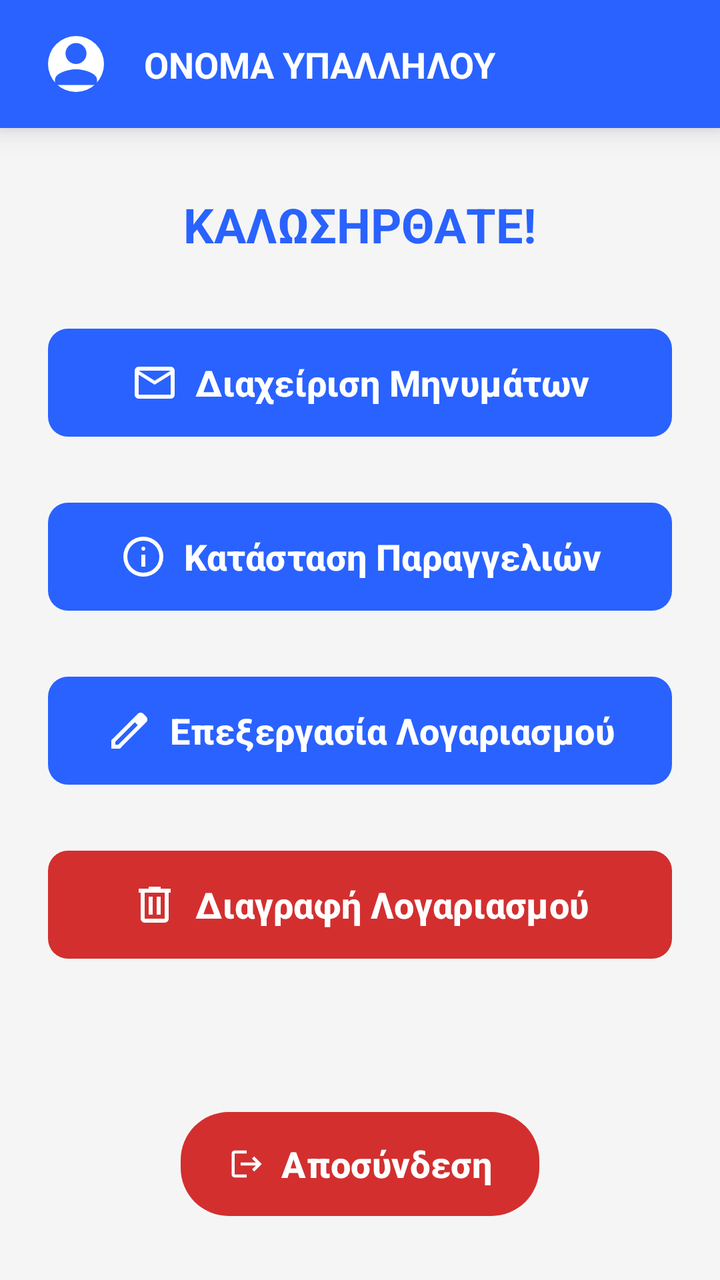
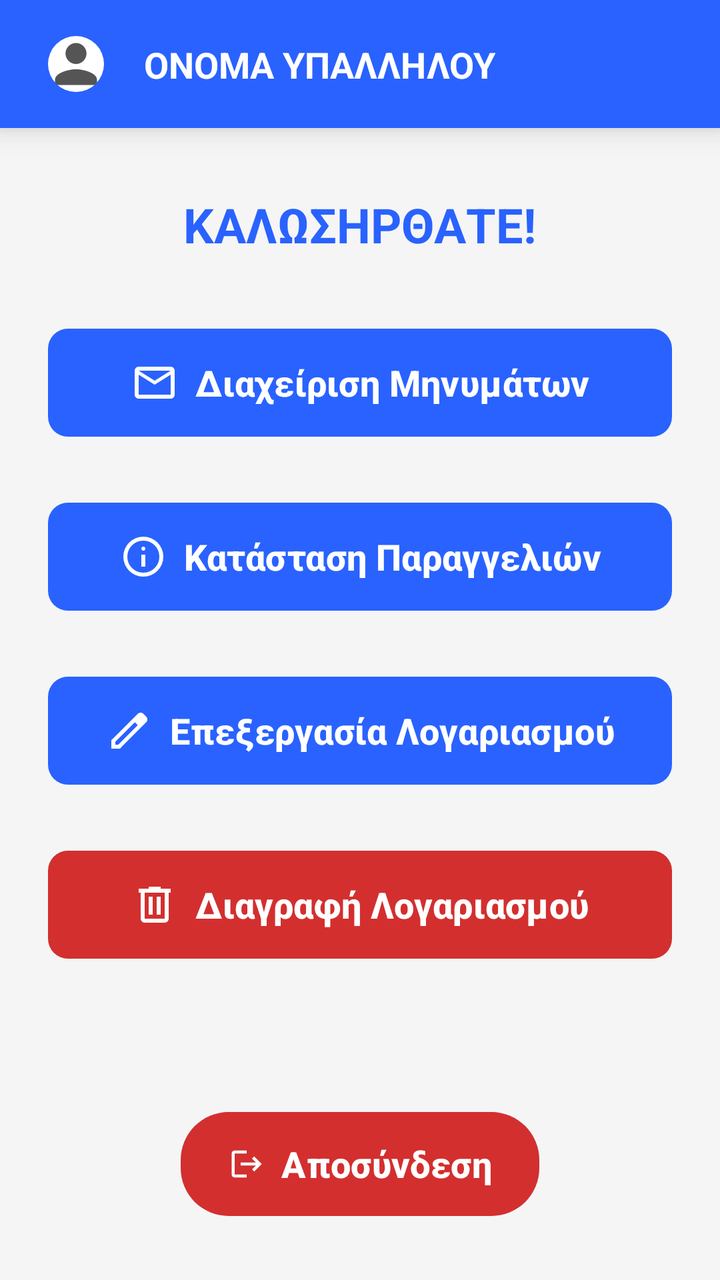

An Android layout rendered at two revisions. The XML below is the earlier revision; the diff shows what the commit changed to produce the second picture.
<!-- AndroidManifest.xml: application theme Theme.Team21 -->
<!-- res/layout/activity_customer_service_menu.xml -->
<?xml version="1.0" encoding="utf-8"?>
<androidx.constraintlayout.widget.ConstraintLayout xmlns:android="http://schemas.android.com/apk/res/android"
    xmlns:app="http://schemas.android.com/apk/res-auto"
    xmlns:tools="http://schemas.android.com/tools"
    android:id="@+id/main"
    android:layout_width="match_parent"
    android:layout_height="match_parent"
    android:background="?android:attr/windowBackground"
    tools:context=".view.employee.customerServiceEmployee.customerServiceEmployeeMenu.CustomerServiceMenuActivity">

    
    <androidx.constraintlayout.widget.ConstraintLayout
        android:id="@+id/headerContainer"
        android:layout_width="match_parent"
        android:layout_height="64dp"
        android:background="?attr/colorPrimary"
        android:elevation="8dp"
        app:layout_constraintTop_toTopOf="parent">

        <com.google.android.material.imageview.ShapeableImageView
            android:id="@+id/imgUserProfile"
            android:layout_width="44dp"
            android:layout_height="44dp"
            android:layout_marginStart="16dp"
            android:background="?attr/colorSurface"
            android:padding="8dp"
            android:scaleType="centerCrop"
            android:src="@drawable/ic_person"
            app:shapeAppearanceOverlay="@style/CircleImage"
            app:tint="?attr/colorPrimary"
            app:layout_constraintBottom_toBottomOf="parent"
            app:layout_constraintStart_toStartOf="parent"
            app:layout_constraintTop_toTopOf="parent" />

        <TextView
            android:id="@+id/txtCustomerServiceEmployeeMenuName"
            android:layout_width="0dp"
            android:layout_height="wrap_content"
            android:layout_marginStart="12dp"
            android:layout_marginEnd="16dp"
            android:text="ΟΝΟΜΑ ΥΠΑΛΛΗΛΟΥ"
            android:textColor="?attr/colorOnPrimary"
            android:textSize="18sp"
            android:textStyle="bold"
            app:layout_constraintBottom_toBottomOf="parent"
            app:layout_constraintEnd_toEndOf="parent"
            app:layout_constraintStart_toEndOf="@+id/imgUserProfile"
            app:layout_constraintTop_toTopOf="parent" />
    </androidx.constraintlayout.widget.ConstraintLayout>

    <TextView
        android:id="@+id/txtCustomerServiceEmployeeWelcomeMessage"
        android:layout_width="wrap_content"
        android:layout_height="wrap_content"
        android:layout_marginTop="32dp"
        android:text="ΚΑΛΩΣΗΡΘΑΤΕ!"
        android:textColor="?attr/colorPrimary"
        android:textSize="24sp"
        android:textStyle="bold"
        app:layout_constraintEnd_toEndOf="parent"
        app:layout_constraintStart_toStartOf="parent"
        app:layout_constraintTop_toBottomOf="@+id/headerContainer" />

    <com.google.android.material.button.MaterialButton
        android:id="@+id/btnCustomerServiceEmployeeMenuEmailInbox"
        android:layout_width="0dp"
        android:layout_height="62dp"
        android:layout_marginHorizontal="24dp"
        android:layout_marginTop="32dp"
        app:backgroundTint="?attr/colorPrimary"
        android:text="Διαχείριση Μηνυμάτων"
        android:textColor="?attr/colorOnPrimary"
        android:textSize="18sp"
        android:textStyle="bold"
        app:icon="@drawable/ic_mail"
        app:iconSize="24dp"
        app:iconTint="?attr/colorOnPrimary"
        app:iconGravity="textStart"
        app:cornerRadius="10dp"
        app:layout_constraintEnd_toEndOf="parent"
        app:layout_constraintStart_toStartOf="parent"
        app:layout_constraintTop_toBottomOf="@+id/txtCustomerServiceEmployeeWelcomeMessage" />

    <com.google.android.material.button.MaterialButton
        android:id="@+id/btnCustomerServiceEmployeeMenuNotifyOrdersStatus"
        android:layout_width="0dp"
        android:layout_height="62dp"
        android:layout_marginHorizontal="24dp"
        android:layout_marginTop="25dp"
        app:backgroundTint="?attr/colorPrimary"
        android:text="Κατάσταση Παραγγελιών"
        android:textColor="?attr/colorOnPrimary"
        android:textSize="18sp"
        android:textStyle="bold"
        app:icon="@drawable/ic_info"
        app:iconSize="24dp"
        app:iconTint="?attr/colorOnPrimary"
        app:iconGravity="textStart"
        app:cornerRadius="10dp"
        app:layout_constraintEnd_toEndOf="parent"
        app:layout_constraintStart_toStartOf="parent"
        app:layout_constraintTop_toBottomOf="@+id/btnCustomerServiceEmployeeMenuEmailInbox" />

    <com.google.android.material.button.MaterialButton
        android:id="@+id/btnCustomerServiceEmployeeMenuProcessAccount"
        android:layout_width="0dp"
        android:layout_height="62dp"
        android:layout_marginHorizontal="24dp"
        android:layout_marginTop="25dp"
        app:backgroundTint="?attr/colorPrimary"
        android:text="Επεξεργασία Λογαριασμού"
        android:textColor="?attr/colorOnPrimary"
        android:textSize="18sp"
        android:textStyle="bold"
        app:icon="@drawable/ic_edit"
        app:iconSize="24dp"
        app:iconTint="?attr/colorOnPrimary"
        app:iconGravity="textStart"
        app:cornerRadius="10dp"
        app:layout_constraintEnd_toEndOf="parent"
        app:layout_constraintStart_toStartOf="parent"
        app:layout_constraintTop_toBottomOf="@+id/btnCustomerServiceEmployeeMenuNotifyOrdersStatus" />

    <com.google.android.material.button.MaterialButton
        android:id="@+id/btnCustomerServiceEmployeeMenuDeleteAccount"
        android:layout_width="0dp"
        android:layout_height="62dp"
        android:layout_marginHorizontal="24dp"
        android:layout_marginTop="25dp"
        app:backgroundTint="?attr/colorError"
        android:text="Διαγραφή Λογαριασμού"
        android:textColor="?attr/colorOnPrimary"
        android:textSize="18sp"
        android:textStyle="bold"
        app:icon="@drawable/ic_delete"
        app:iconSize="24dp"
        app:iconTint="?attr/colorOnPrimary"
        app:iconGravity="textStart"
        app:cornerRadius="10dp"
        app:layout_constraintEnd_toEndOf="parent"
        app:layout_constraintStart_toStartOf="parent"
        app:layout_constraintTop_toBottomOf="@+id/btnCustomerServiceEmployeeMenuProcessAccount" />

    <com.google.android.material.button.MaterialButton
        android:id="@+id/btnCustomerServiceEmployeeMenuLogout"
        android:layout_width="wrap_content"
        android:layout_height="60dp"
        android:layout_marginBottom="28dp"
        app:backgroundTint="?attr/colorError"
        android:text="Αποσύνδεση"
        android:textColor="?attr/colorOnPrimary"
        android:textSize="18sp"
        android:textStyle="bold"
        app:icon="@drawable/ic_logout"
        app:iconTint="?attr/colorOnPrimary"
        app:iconGravity="textStart"
        app:cornerRadius="24dp"
        app:layout_constraintBottom_toBottomOf="parent"
        app:layout_constraintEnd_toEndOf="parent"
        app:layout_constraintStart_toStartOf="parent" />
</androidx.constraintlayout.widget.ConstraintLayout>
<!-- resources referenced by this layout -->
<resources>
  <!-- drawable ic_edit (drawable) -->
  <vector xmlns:android="http://schemas.android.com/apk/res/android"
      android:width="24dp"
      android:height="24dp"
      android:viewportWidth="960"
      android:viewportHeight="960"
      android:tint="?attr/colorControlNormal">
    <path
        android:fillColor="@android:color/white"
        android:pathData="M200,760L257,760L648,369L591,312L200,703L200,760ZM120,840L120,670L648,143Q660,132 674.5,126Q689,120 705,120Q721,120 736,126Q751,132 762,144L817,200Q829,211 834.5,226Q840,241 840,256Q840,272 834.5,286.5Q829,301 817,313L290,840L120,840ZM760,256L760,256L704,200L704,200L760,256ZM619,341L591,312L591,312L648,369L648,369L619,341Z"/>
  </vector>
  <!-- drawable ic_logout (drawable) -->
  <vector xmlns:android="http://schemas.android.com/apk/res/android" android:autoMirrored="true" android:height="24dp" android:tint="#F8F5F5" android:viewportHeight="24" android:viewportWidth="24" android:width="24dp">
        
      <path android:fillColor="@android:color/white" android:pathData="M17,7l-1.41,1.41L18.17,11H8v2h10.17l-2.58,2.58L17,17l5,-5zM4,5h8V3H4c-1.1,0 -2,0.9 -2,2v14c0,1.1 0.9,2 2,2h8v-2H4V5z"/>
      
  </vector>
  <!-- drawable ic_mail (drawable) -->
  <vector xmlns:android="http://schemas.android.com/apk/res/android"
      android:width="24dp"
      android:height="24dp"
      android:viewportWidth="960"
      android:viewportHeight="960"
      android:tint="?attr/colorControlNormal">
    <path
        android:fillColor="@android:color/white"
        android:pathData="M160,800Q127,800 103.5,776.5Q80,753 80,720L80,240Q80,207 103.5,183.5Q127,160 160,160L800,160Q833,160 856.5,183.5Q880,207 880,240L880,720Q880,753 856.5,776.5Q833,800 800,800L160,800ZM480,520L160,320L160,720Q160,720 160,720Q160,720 160,720L800,720Q800,720 800,720Q800,720 800,720L800,320L480,520ZM480,440L800,240L160,240L480,440ZM160,320L160,240L160,240L160,320L160,720Q160,720 160,720Q160,720 160,720L160,720Q160,720 160,720Q160,720 160,720L160,320Z"/>
  </vector>
  <!-- drawable ic_person (drawable) -->
  <vector xmlns:android="http://schemas.android.com/apk/res/android"
      android:width="24dp"
      android:height="24dp"
      android:viewportWidth="1024"
      android:viewportHeight="1024">
    <path
        android:fillColor="#555555"
        android:pathData="M512,512c105.6,0 192,-86.4 192,-192s-86.4,-192 -192,-192 -192,86.4 -192,192S406.4,512 512,512zM512,608c-127.2,0 -384,64.8 -384,192l0,96 768,0 0,-96C896,672.8 639.2,608 512,608z"/>
  </vector>
  <style name="CircleImage">
          <item name="cornerFamily">rounded</item>
          <item name="cornerSize">50%</item>
      </style>
  <style name="Theme.Team21" parent="Base.Theme.Team21" />
  <color name="bg_light">#F5F5F5</color>
  <color name="card_light">#FFFFFF</color>
  <color name="input_bg_light">#EBEBEB</color>
  <color name="text_dark">#212121</color>
  <color name="text_muted_light">#757575</color>
  <color name="white">#FFFFFFFF</color>
  <color name="eshop_primary">#2962FF</color>
  <color name="eshop_accent">#FF6D00</color>
  <color name="error_red_light">#D32F2F</color>
  <color name="filter_active_light">#2962FF</color>
  <color name="filter_bg_unselected_light">#E0E0E0</color>
  <color name="teal_menu_light">#009688</color>
  <!-- unchanged entries left out for length: 3 -->
</resources>

<!-- the commit's change to res/layout/activity_customer_service_menu.xml (unified diff, before → after) -->
@@ -27,7 +27,6 @@
             android:scaleType="centerCrop"
             android:src="@drawable/ic_person"
             app:shapeAppearanceOverlay="@style/CircleImage"
-            app:tint="?attr/colorPrimary"
             app:layout_constraintBottom_toBottomOf="parent"
             app:layout_constraintStart_toStartOf="parent"
             app:layout_constraintTop_toTopOf="parent" />
